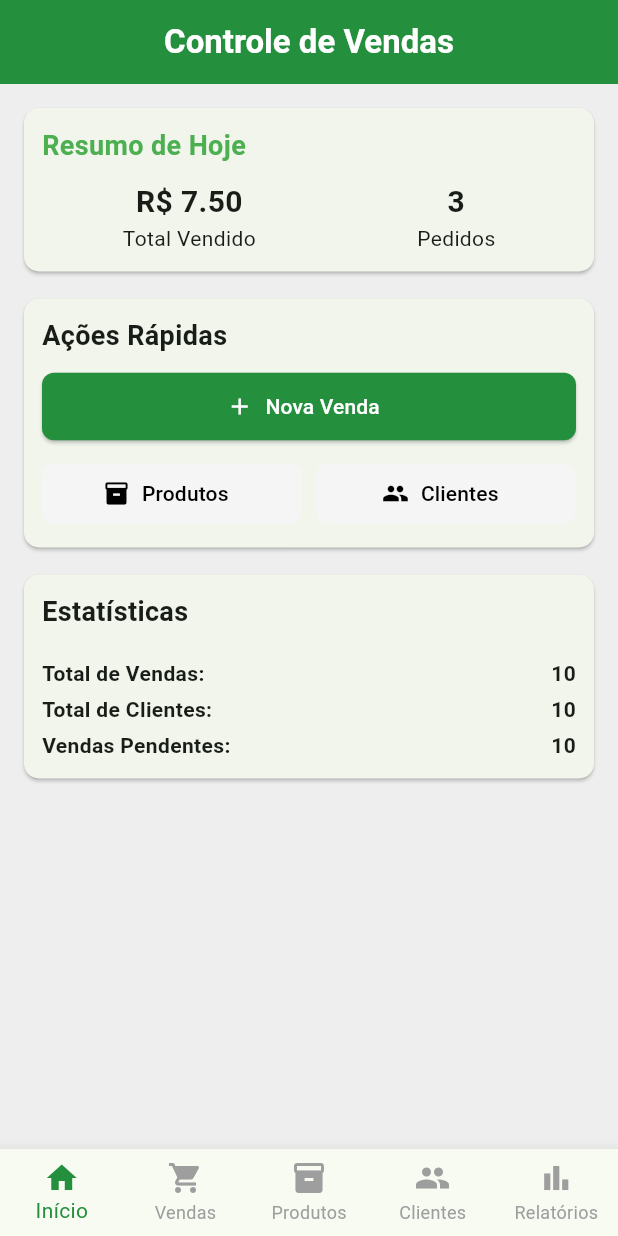
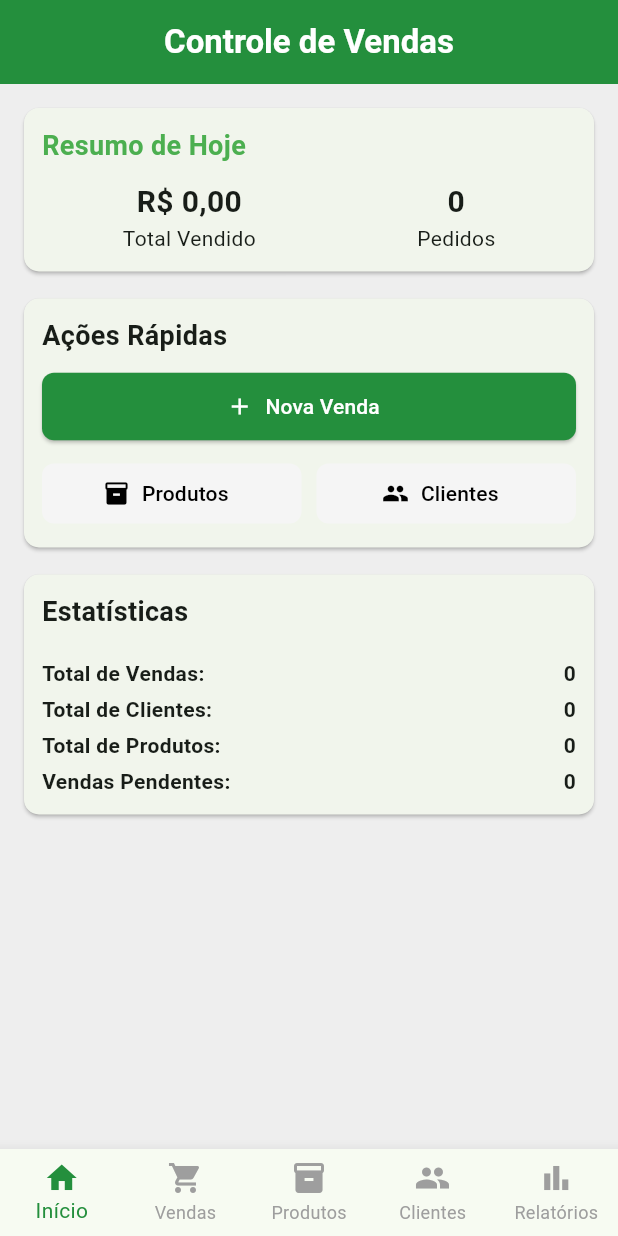
Before and after one commit to JhefersonReis/app-vendas, a Flutter app: the screen it shows after launch, on a phone screen of 412 x 824 dp. Run offline on Flutter 3.47's test engine with Material 3 defaults, Android fonts, the phone set to English and light mode, and no system bars; our stand-ins replace drift, flutter_multi_formatter, flutter_riverpod, go_router, intl_phone_field; accounts and stored records are empty; generated files the repository leaves out were written again.

Commit message:
feat: home page stats

```diff
--- a/lib/src/features/home/view/home_page.dart
+++ b/lib/src/features/home/view/home_page.dart
@@ -1,16 +1,29 @@
 import 'package:flutter/material.dart';
+import 'package:flutter_riverpod/flutter_riverpod.dart';
 import 'package:go_router/go_router.dart';
+import 'package:intl/intl.dart';
+import 'package:organik_vendas/src/features/home/controller/home_controller.dart';
 
-class HomePage extends StatefulWidget {
+class HomePage extends ConsumerStatefulWidget {
   const HomePage({super.key});
 
   @override
-  State<HomePage> createState() => _HomePageState();
+  ConsumerState<HomePage> createState() => _HomePageState();
 }
 
-class _HomePageState extends State<HomePage> {
+class _HomePageState extends ConsumerState<HomePage> {
+  @override
+  void initState() {
+    super.initState();
+    WidgetsBinding.instance.addPostFrameCallback((_) {
+      ref.read(homeControllerProvider.notifier).loadData();
+    });
+  }
+
   @override
   Widget build(BuildContext context) {
+    final state = ref.watch(homeControllerProvider);
+
     return Scaffold(
       backgroundColor: Colors.grey[200],
       appBar: AppBar(
@@ -43,15 +56,21 @@ class _HomePageState extends State<HomePage> {
                       mainAxisAlignment: MainAxisAlignment.spaceAround,
                       children: [
                         Column(
-                          children: const [
-                            Text('R\$ 7.50', style: TextStyle(fontSize: 20, fontWeight: FontWeight.bold)),
-                            Text('Total Vendido'),
+                          children: [
+                            Text(
+                              NumberFormat.simpleCurrency(locale: 'pt_BR').format(state.totalSoldToday),
+                              style: const TextStyle(fontSize: 20, fontWeight: FontWeight.bold),
+                            ),
+                            const Text('Total Vendido'),
                           ],
                         ),
                         Column(
-                          children: const [
-                            Text('3', style: TextStyle(fontSize: 20, fontWeight: FontWeight.bold)),
-                            Text('Pedidos'),
+                          children: [
+                            Text(
+                              state.todayOrders.toString(),
+                              style: const TextStyle(fontSize: 20, fontWeight: FontWeight.bold),
+                            ),
+                            const Text('Pedidos'),
                           ],
                         ),
                       ],
@@ -129,31 +148,39 @@ class _HomePageState extends State<HomePage> {
                 child: Column(
                   crossAxisAlignment: CrossAxisAlignment.start,
                   spacing: 4,
-                  children: const [
-                    Text('Estatísticas', style: TextStyle(fontWeight: FontWeight.bold, fontSize: 18)),
-                    SizedBox(height: 10),
+                  children: [
+                    const Text('Estatísticas', style: TextStyle(fontWeight: FontWeight.bold, fontSize: 18)),
+                    const SizedBox(height: 10),
                     Row(
                       children: [
-                        Expanded(
+                        const Expanded(
                           child: Text('Total de Vendas: ', style: TextStyle(fontWeight: FontWeight.bold)),
                         ),
-                        Text('10', style: TextStyle(fontWeight: FontWeight.bold)),
+                        Text(state.totalSales.toString(), style: const TextStyle(fontWeight: FontWeight.bold)),
                       ],
                     ),
                     Row(
                       children: [
-                        Expanded(
+                        const Expanded(
                           child: Text('Total de Clientes: ', style: TextStyle(fontWeight: FontWeight.bold)),
                         ),
-                        Text('10', style: TextStyle(fontWeight: FontWeight.bold)),
+                        Text(state.totalCustomers.toString(), style: const TextStyle(fontWeight: FontWeight.bold)),
                       ],
                     ),
                     Row(
                       children: [
-                        Expanded(
+                        const Expanded(
+                          child: Text('Total de Produtos: ', style: TextStyle(fontWeight: FontWeight.bold)),
+                        ),
+                        Text(state.totalProducts.toString(), style: const TextStyle(fontWeight: FontWeight.bold)),
+                      ],
+                    ),
+                    Row(
+                      children: [
+                        const Expanded(
                           child: Text('Vendas Pendentes: ', style: TextStyle(fontWeight: FontWeight.bold)),
                         ),
-                        Text('10', style: TextStyle(fontWeight: FontWeight.bold)),
+                        Text(state.pendingSales.toString(), style: const TextStyle(fontWeight: FontWeight.bold)),
                       ],
                     ),
                   ],
```
Also changed, not shown: lib/src/app/providers/providers.dart (+8 -0 lines), lib/src/features/home/controller/home_controller.dart (added, +37 -0 lines), lib/src/features/home/controller/home_state.dart (added, +39 -0 lines), lib/src/features/main/view/main_page.dart (+4 -16 lines).
